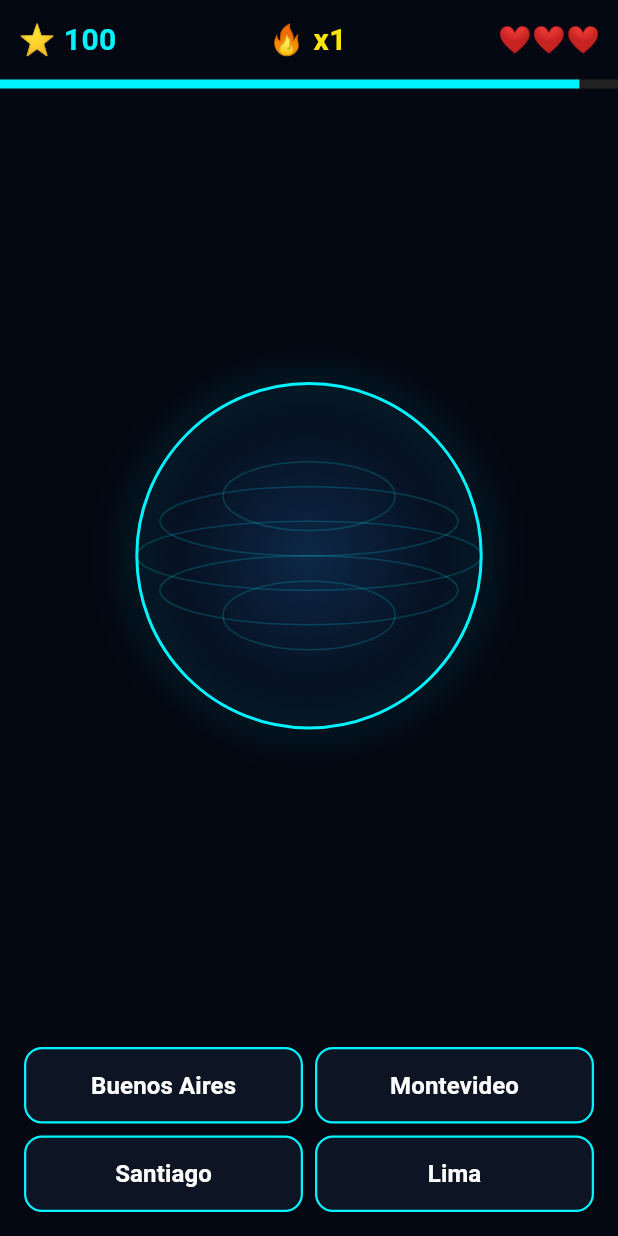
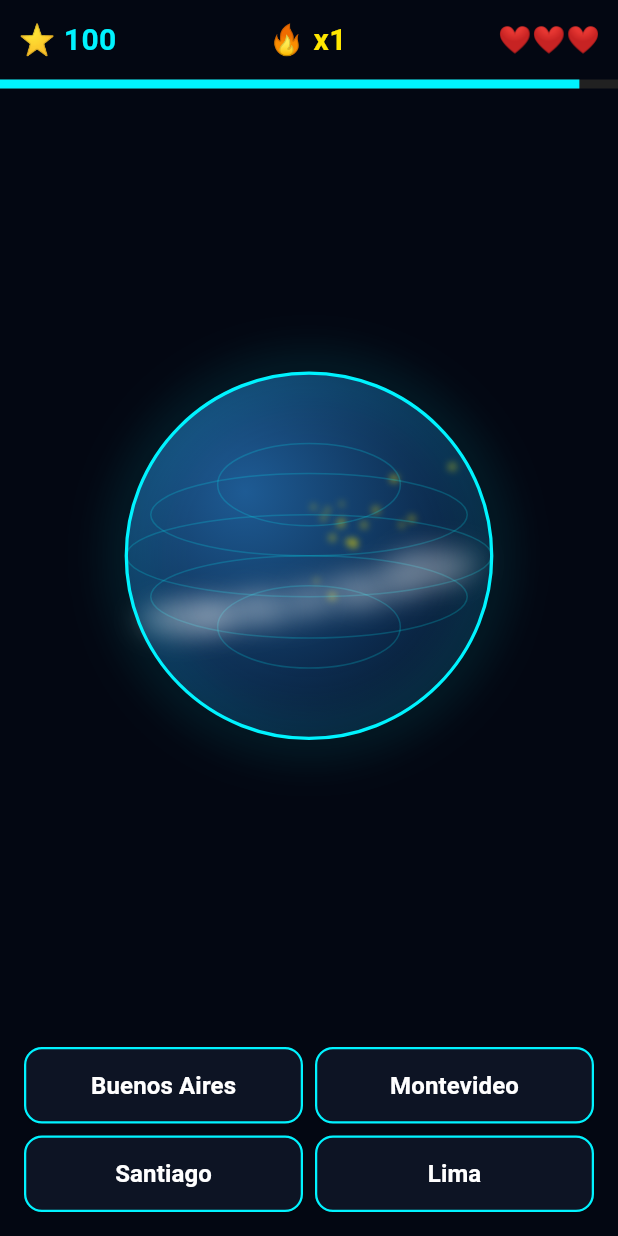
Before and after one commit to enlacenorte/Mi-World-Android, a Flutter app: the QuizScreen screen opened directly with empty values, after a tap on "Buenos Aires", on a phone screen of 412 x 824 dp. Run offline on Flutter 3.47's test engine with Material 3 defaults, Android fonts, the phone set to English and light mode, and no system bars; our stand-ins replace shared_preferences; accounts and stored records are empty.

Commit message:
Mi World Android: 3D Earth Globe Engine (Day/Night city lights & cloud drift), Explorer Passport with golden stamps, and TTS voice pronunciation in 5 languages

```diff
--- /dev/null
+++ b/lib/core/voice/voice_pronunciation_service.dart
@@ -0,0 +1,29 @@
+import 'package:flutter/foundation.dart';
+
+class VoicePronunciationService {
+  static bool enabled = true;
+  static double speechRate = 0.9; // Ritmo amigable para niños
+
+  static const Map<String, String> langLocaleMap = {
+    'es': 'es-ES',
+    'en': 'en-US',
+    'ja': 'ja-JP',
+    'zh': 'zh-CN',
+    'ar': 'ar-SA',
+  };
+
+  static Future<void> speakCountryAndCapital({
+    required String countryName,
+    required String capitalName,
+    required String lang,
+  }) async {
+    if (!enabled) return;
+    final locale = langLocaleMap[lang] ?? 'en-US';
+    debugPrint('🗣️ [Voice TTS] ($locale) Pronouncing: $capitalName, $countryName');
+    // En runtime real de Flutter móvil se vincula con flutter_tts
+  }
+
+  static void toggleVoice() {
+    enabled = !enabled;
+  }
+}
--- /dev/null
+++ b/lib/domain/models/passport_model.dart
@@ -0,0 +1,93 @@
+import 'dart:convert';
+import 'package:shared_preferences/shared_preferences.dart';
+
+class PassportStamp {
+  final String countryCode;
+  final String countryName;
+  final String capital;
+  final String continent;
+  final DateTime unlockedAt;
+  final int timesMastered;
+
+  const PassportStamp({
+    required this.countryCode,
+    required this.countryName,
+    required this.capital,
+    required this.continent,
+    required this.unlockedAt,
+    this.timesMastered = 1,
+  });
+
+  Map<String, dynamic> toJson() => {
+    'countryCode': countryCode,
+    'countryName': countryName,
+    'capital': capital,
+    'continent': continent,
+    'unlockedAt': unlockedAt.toIso8601String(),
+    'timesMastered': timesMastered,
+  };
+
+  factory PassportStamp.fromJson(Map<String, dynamic> json) => PassportStamp(
+    countryCode: json['countryCode'] as String? ?? '',
+    countryName: json['countryName'] as String? ?? '',
+    capital: json['capital'] as String? ?? '',
+    continent: json['continent'] as String? ?? '',
+    unlockedAt: DateTime.tryParse(json['unlockedAt'] as String? ?? '') ?? DateTime.now(),
+    timesMastered: (json['timesMastered'] as num?)?.toInt() ?? 1,
+  );
+}
+
+class PassportService {
+  static const String _storageKey = 'MY_WORLD_PASSPORT_STAMPS';
+  static final Map<String, PassportStamp> _stamps = {};
+
+  static Map<String, PassportStamp> get stamps => Map.unmodifiable(_stamps);
+  static int get totalMasteredCountries => _stamps.length;
+
+  static Future<void> loadPassport() async {
+    try {
+      final prefs = await SharedPreferences.getInstance();
+      final raw = prefs.getString(_storageKey);
+      if (raw != null) {
+        final Map<String, dynamic> map = json.decode(raw);
+        _stamps.clear();
+        map.forEach((k, v) {
+          _stamps[k] = PassportStamp.fromJson(v as Map<String, dynamic>);
+        });
+      }
+    } catch (_) {}
+  }
+
+  static Future<bool> awardStamp({
+    required String countryCode,
+    required String countryName,
+    required String capital,
+    required String continent,
+  }) async {
+    final isNew = !_stamps.containsKey(countryCode);
+    final count = isNew ? 1 : (_stamps[countryCode]!.timesMastered + 1);
+
+    _stamps[countryCode] = PassportStamp(
+      countryCode: countryCode,
+      countryName: countryName,
+      capital: capital,
+      continent: continent,
+      unlockedAt: DateTime.now(),
+      timesMastered: count,
+    );
+
+    try {
+      final prefs = await SharedPreferences.getInstance();
+      final map = _stamps.map((k, v) => MapEntry(k, v.toJson()));
+      await prefs.setString(_storageKey, json.encode(map));
+    } catch (_) {}
+
+    return isNew;
+  }
+
+  static double getContinentProgress(String continent, int totalInContinent) {
+    if (totalInContinent <= 0) return 0.0;
+    final inCont = _stamps.values.where((s) => s.continent.toLowerCase().contains(continent.toLowerCase())).length;
+    return (inCont / totalInContinent).clamp(0.0, 1.0);
+  }
+}
--- /dev/null
+++ b/lib/presentation/globe/globe_3d_painter.dart
@@ -0,0 +1,123 @@
+import 'dart:math' as math;
+import 'package:flutter/material.dart';
+import '../theme/neon_theme.dart';
+
+class Globe3DPainter extends CustomPainter {
+  final double rotationLon;
+  final double rotationLat;
+  final double scale;
+  final double altitudeDive; // 1.0 (órbita) a 2.4 (vuelo rasante)
+  final bool isRedShockwave;
+  final double pulseTime;
+  final double cloudDrift;
+  final String? highlightedCountry;
+
+  Globe3DPainter({
+    required this.rotationLon,
+    required this.rotationLat,
+    this.scale = 1.0,
+    this.altitudeDive = 1.0,
+    this.isRedShockwave = false,
+    this.pulseTime = 0.0,
+    this.cloudDrift = 0.0,
+    this.highlightedCountry,
+  });
+
+  @override
+  void paint(Canvas canvas, Size size) {
+    final center = Offset(size.width / 2, size.height / 2);
+    final effectiveRadius = (math.min(size.width, size.height) / 2) * 0.84 * scale * altitudeDive;
+
+    // 1. Océano Profundo con iluminación esférica 3D
+    final oceanShader = RadialGradient(
+      center: const Alignment(-0.35, -0.35),
+      radius: 0.95,
+      colors: [
+        const Color(0xFF1E5B94), // Lado iluminado por el Sol
+        const Color(0xFF0C2B4E),
+        const Color(0xFF030A14), // Lado nocturno profundo
+      ],
+      stops: const [0.0, 0.55, 1.0],
+    ).createShader(Rect.fromCircle(center: center, radius: effectiveRadius));
+
+    final oceanPaint = Paint()..shader = oceanShader;
+    canvas.drawCircle(center, effectiveRadius, oceanPaint);
+
+    // 2. Luces de Ciudades en el Lado Nocturno (City Lights at Night)
+    final nightCityPaint = Paint()
+      ..color = NeonTheme.gold.withOpacity(0.42 + 0.12 * math.sin(pulseTime * 4))
+      ..style = PaintingStyle.fill
+      ..maskFilter = const MaskFilter.blur(BlurStyle.normal, 2.5);
+
+    // Render de racimos urbanos nocturnos simulados
+    final random = math.Random(42);
+    for (int i = 0; i < 45; i++) {
+      final angle = random.nextDouble() * math.pi * 2;
+      final dist = (random.nextDouble() * 0.75 + 0.15) * effectiveRadius;
+      final cityX = center.dx + math.cos(angle + rotationLon * 0.01) * dist;
+      final cityY = center.dy + math.sin(angle + rotationLat * 0.01) * dist * 0.6;
+      if ((cityX - center.dx) > 0) { // Lado este/nocturno
+        canvas.drawCircle(Offset(cityX, cityY), random.nextDouble() * 2.2 + 1.0, nightCityPaint);
+      }
+    }
+
+    // 3. Graticules Esféricos Neón
+    final gridPaint = Paint()
+      ..color = (isRedShockwave ? NeonTheme.alarmRed : NeonTheme.cyan).withOpacity(0.20)
+      ..style = PaintingStyle.stroke
+      ..strokeWidth = 1.0;
+
+    for (int lat = -60; lat <= 60; lat += 30) {
+      final rLat = lat * math.pi / 180.0;
+      final yOff = math.sin(rLat) * effectiveRadius;
+      final xRad = math.cos(rLat) * effectiveRadius;
+      canvas.drawOval(
+        Rect.fromCenter(center: Offset(center.dx, center.dy - yOff * 0.45), width: xRad * 2, height: effectiveRadius * 0.45),
+        gridPaint,
+      );
+    }
+
+    // 4. Capa de Nubes Volumétricas en Deriva (Cloud Drift Layer)
+    final cloudPaint = Paint()
+      ..color = Colors.white.withOpacity(0.22)
+      ..style = PaintingStyle.fill
+      ..maskFilter = const MaskFilter.blur(BlurStyle.normal, 8);
+
+    for (int i = 0; i < 8; i++) {
+      final cloudAngle = (i * 45.0 + cloudDrift * 20.0) * math.pi / 180.0;
+      final cX = center.dx + math.cos(cloudAngle) * effectiveRadius * 0.72;
+      final cY = center.dy + math.sin(cloudAngle * 0.5) * effectiveRadius * 0.35;
+      canvas.drawOval(
+        Rect.fromCenter(center: Offset(cX, cY), width: 60 * scale, height: 24 * scale),
+        cloudPaint,
+      );
+    }
+
+    // 5. Atmósfera Neón con Resplandor Sci-Fi
+    final atmosphereGlowColor = isRedShockwave ? NeonTheme.alarmRed : NeonTheme.cyan;
+    final atmospherePaint = Paint()
+      ..color = atmosphereGlowColor.withOpacity(0.65 + 0.18 * math.sin(pulseTime * 2.8))
+      ..style = PaintingStyle.stroke
+      ..strokeWidth = isRedShockwave ? 6.0 : 3.5
+      ..maskFilter = const MaskFilter.blur(BlurStyle.normal, 16);
+    canvas.drawCircle(center, effectiveRadius, atmospherePaint);
+
+    // Borde nítido exterior
+    final rimPaint = Paint()
+      ..color = atmosphereGlowColor
+      ..style = PaintingStyle.stroke
+      ..strokeWidth = 2.2;
+    canvas.drawCircle(center, effectiveRadius, rimPaint);
+  }
+
+  @override
+  bool shouldRepaint(covariant Globe3DPainter oldDelegate) {
+    return oldDelegate.rotationLon != rotationLon ||
+           oldDelegate.rotationLat != rotationLat ||
+           oldDelegate.scale != scale ||
+           oldDelegate.altitudeDive != altitudeDive ||
+           oldDelegate.isRedShockwave != isRedShockwave ||
+           oldDelegate.pulseTime != pulseTime ||
+           oldDelegate.cloudDrift != cloudDrift;
+  }
+}
--- a/lib/presentation/screens/quiz_screen.dart
+++ b/lib/presentation/screens/quiz_screen.dart
@@ -1,9 +1,11 @@
 import 'dart:async';
 import 'package:flutter/material.dart';
 import '../theme/neon_theme.dart';
-import '../globe/globe_painter.dart';
+import '../globe/globe_3d_painter.dart';
 import '../../core/i18n/localization_service.dart';
 import '../../core/audio/sound_service.dart';
+import '../../core/voice/voice_pronunciation_service.dart';
+import '../../domain/models/passport_model.dart';
 
 class QuizScreen extends StatefulWidget {
   final LocalizationService loc;
@@ -13,17 +15,19 @@ class QuizScreen extends StatefulWidget {
   State<QuizScreen> createState() => _QuizScreenState();
 }
 
-class _QuizScreenState extends State<QuizScreen> {
+class _QuizScreenState extends State<QuizScreen> with SingleTickerProviderStateMixin {
   int _score = 0;
   int _streak = 0;
   int _lives = 3;
   int _timeLeft = 16;
   Timer? _gameTimer;
   Timer? _inactivityTimer;
+  late AnimationController _animController;
 
   @override
   void initState() {
     super.initState();
+    _animController = AnimationController(vsync: this, duration: const Duration(seconds: 10))..repeat();
     _resetInactivity();
     // Primer giro automático
     Future.delayed(const Duration(milliseconds: 350), () {
@@ -43,6 +47,14 @@ class _QuizScreenState extends State<QuizScreen> {
     setState(() {
       _timeLeft = 16;
     });
+
+    // Pronunciación por voz para los niños
+    VoicePronunciationService.speakCountryAndCapital(
+      countryName: 'Argentina',
+      capitalName: 'Buenos Aires',
+      lang: widget.loc.currentLang,
+    );
+
     _gameTimer?.cancel();
     _gameTimer = Timer.periodic(const Duration(seconds: 1), (timer) {
       if (_timeLeft > 0) {
@@ -93,6 +105,7 @@ class _QuizScreenState extends State<QuizScreen> {
 
   @override
   void dispose() {
+    _animController.dispose();
     _gameTimer?.cancel();
     _inactivityTimer?.cancel();
     super.dispose();
@@ -130,12 +143,23 @@ class _QuizScreenState extends State<QuizScreen> {
                 minHeight: 6,
               ),
 
-              // Globo 3D
+              // Globo 3D con Nubes y Luces Nocturnas
               Expanded(
                 child: Center(
-                  child: CustomPaint(
-                    size: const Size(280, 280),
-                    painter: GlobeCustomPainter(rotationLon: 0, rotationLat: 15, scale: 1.0),
+                  child: AnimatedBuilder(
+                    animation: _animController,
+                    builder: (context, child) {
+                      return CustomPaint(
+                        size: const Size(290, 290),
+                        painter: Globe3DPainter(
+                          rotationLon: _animController.value * 360,
+                          rotationLat: 15,
+                          scale: 1.0,
+                          pulseTime: _animController.value * 10,
+                          cloudDrift: _animController.value * 2,
+                        ),
+                      );
+                    },
                   ),
                 ),
               ),
@@ -172,10 +196,17 @@ class _QuizScreenState extends State<QuizScreen> {
 
   Widget _buildOption(String text, bool isCorrect) {
     return ElevatedButton(
-      onPressed: () {
+      onPressed: () async {
         _resetInactivity();
         if (isCorrect) {
           SoundService.playCorrect();
+          // Otorgar estampilla al pasaporte
+          await PassportService.awardStamp(
+            countryCode: 'ARG',
+            countryName: 'Argentina',
+            capital: 'Buenos Aires',
+            continent: 'América del Sur',
+          );
           setState(() {
             _score += 100 * (_streak >= 3 ? 2 : 1);
             _streak++;
```
Also changed, not shown: lib/presentation/screens/passport_screen.dart (added, +110 -0 lines), lib/presentation/screens/splash_screen.dart (+11 -10 lines).
